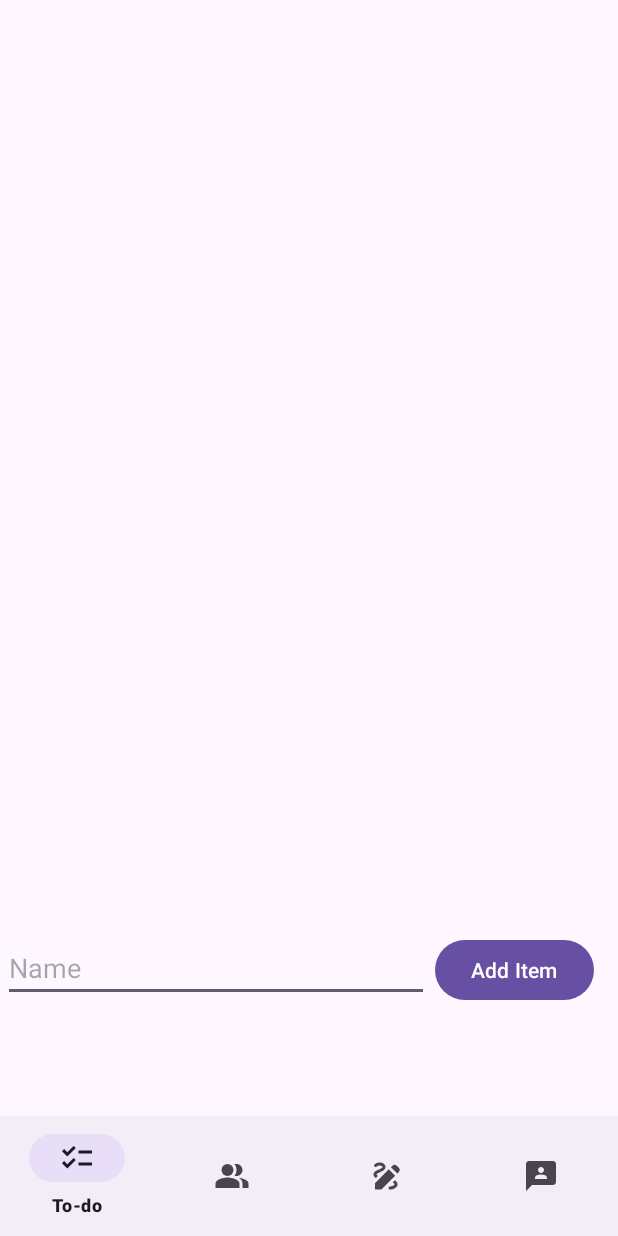
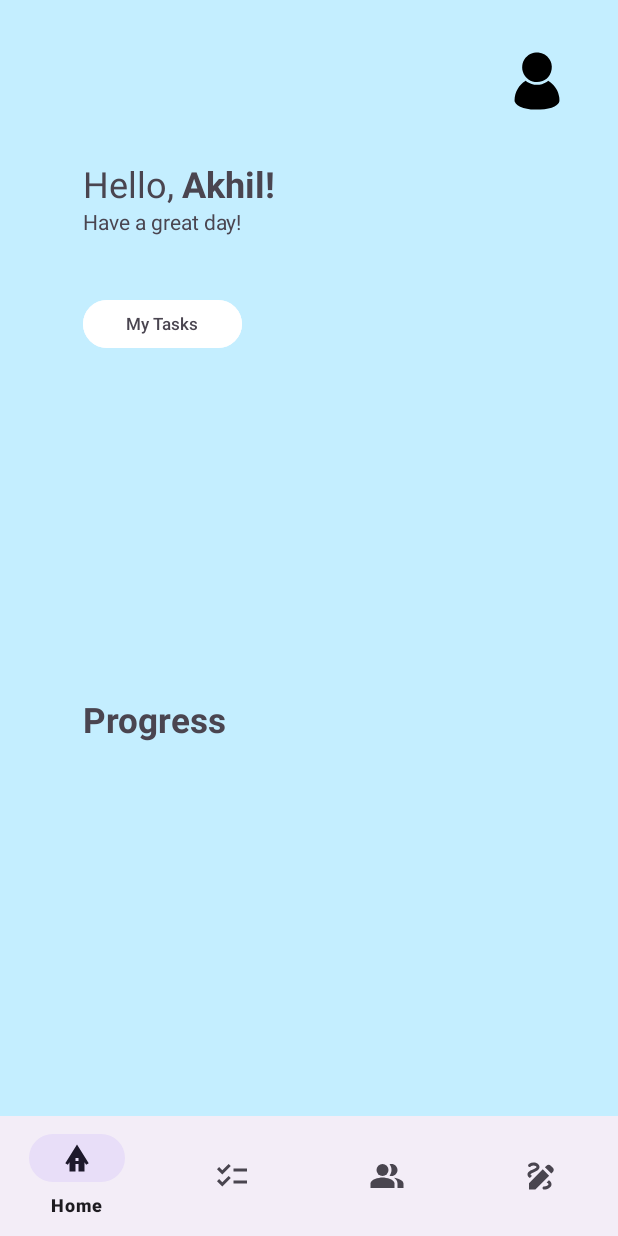
Before and after one commit to akkified/StudentSparks, an Android app: the screen it shows after launch (MainActivity), on a phone screen of 412 x 824 dp. Run offline under Robolectric (Android 15) with nearby library versions, the phone set to English and light mode, and no system bars.

Commit message:
home page

```diff
--- a/app/build.gradle.kts
+++ b/app/build.gradle.kts
@@ -35,7 +35,13 @@ android {
 dependencies {
 
     implementation("androidx.appcompat:appcompat:1.6.1")
+    implementation("androidx.credentials:credentials:1.3.0-alpha01")
+
+    // optional - needed for credentials support from play services, for devices running
+    // Android 13 and below.
+    implementation("androidx.credentials:credentials-play-services-auth:1.3.0-alpha01")
     implementation(platform("com.google.firebase:firebase-bom:32.7.1"))
+    implementation("com.google.android.libraries.identity.googleid:googleid:<latest version>")
     implementation("com.google.firebase:firebase-analytics")
     implementation("com.google.android.material:material:1.11.0")
     implementation("androidx.constraintlayout:constraintlayout:2.1.4")
@@ -43,4 +49,5 @@ dependencies {
     testImplementation("junit:junit:4.13.2")
     androidTestImplementation("androidx.test.ext:junit:1.1.5")
     androidTestImplementation("androidx.test.espresso:espresso-core:3.5.1")
+
 }
--- /dev/null
+++ b/app/src/main/java/com/coding/studentsparks/HomeFragment.java
@@ -0,0 +1,29 @@
+package com.coding.studentsparks;
+
+import android.os.Bundle;
+
+import androidx.credentials.CredentialManager;
+import androidx.fragment.app.Fragment;
+import android.view.LayoutInflater;
+import android.view.View;
+import android.view.ViewGroup;
+import android.content.Context;
+
+public class HomeFragment extends Fragment {
+
+
+
+    @Override
+    public void onCreate(Bundle savedInstanceState) {
+        super.onCreate(savedInstanceState);
+
+    }
+
+    @Override
+    public View onCreateView(LayoutInflater inflater, ViewGroup container,
+                             Bundle savedInstanceState) {
+        Context context = requireContext();
+        CredentialManager credentialManager = CredentialManager.create(context);
+        return inflater.inflate(R.layout.fragment_home, container, false);
+    }
+}
--- a/app/src/main/java/com/coding/studentsparks/MainActivity.java
+++ b/app/src/main/java/com/coding/studentsparks/MainActivity.java
@@ -2,6 +2,7 @@ package com.coding.studentsparks;
 
 import androidx.annotation.NonNull;
 import androidx.appcompat.app.AppCompatActivity;
+import androidx.credentials.CredentialManager;
 
 import android.os.Bundle;
 import android.view.MenuItem;
@@ -12,12 +13,13 @@ import com.google.android.material.bottomnavigation.BottomNavigationView;
 import com.google.android.material.navigation.NavigationBarView;
 
 public class MainActivity extends AppCompatActivity {
-
     BottomNavigationView bottomNavigationView;
 
     TodoFragment todoFragment = new TodoFragment();
     TeachersFragment teachersFragment = new TeachersFragment();
     DrawingFragment drawingFragment = new DrawingFragment();
+
+    HomeFragment homeFragment = new HomeFragment();
 
 
 
@@ -28,9 +30,10 @@ public class MainActivity extends AppCompatActivity {
         super.onCreate(savedInstanceState);
         setContentView(R.layout.activity_main);
 
+
         bottomNavigationView = findViewById(R.id.bottom_navigation);
 
-        getSupportFragmentManager().beginTransaction().replace(R.id.container, todoFragment).commit();
+        getSupportFragmentManager().beginTransaction().replace(R.id.container, homeFragment).commit();
 
         bottomNavigationView.setOnItemSelectedListener(new NavigationBarView.OnItemSelectedListener() {
             @Override
@@ -45,7 +48,11 @@ public class MainActivity extends AppCompatActivity {
                 } else if (id == R.id.drawing) {
                     getSupportFragmentManager().beginTransaction().replace(R.id.container, drawingFragment).commit();
                     return true;
+                } else if (id == R.id.home) {
+                    getSupportFragmentManager().beginTransaction().replace(R.id.container, homeFragment).commit();
+                    return true;
                 }
+
 
 
 
--- /dev/null
+++ b/app/src/main/res/drawable/baseline_bungalow_24.xml
@@ -0,0 +1,5 @@
+<vector android:height="24dp" android:tint="#000000"
+    android:viewportHeight="24" android:viewportWidth="24"
+    android:width="24dp" xmlns:android="http://schemas.android.com/apk/res/android">
+    <path android:fillColor="@android:color/white" android:pathData="M12,3L4.2,15.5l1.7,1.06L7,14.8V21h4v-5h2v5h4v-6.21l1.1,1.77l1.7,-1.06L12,3zM13,14h-2v-2h2V14z"/>
+</vector>
--- /dev/null
+++ b/app/src/main/res/drawable/vecteezy_profile_icon_design_vector_5544718.xml
@@ -0,0 +1,7 @@
+<vector android:height="48dp" android:viewportHeight="1920"
+    android:viewportWidth="1920" android:width="48dp" xmlns:android="http://schemas.android.com/apk/res/android">
+    <path android:fillColor="#000000"
+        android:pathData="M931,197.7c-38.9,3.8 -68.7,9.8 -98,19.8 -142.2,48.6 -244.2,172 -264.9,320.6 -11.1,79.3 2.3,159.8 38.6,232.3 28.7,57.4 73.2,108.8 126.7,146.3 108.3,76.1 249.4,92.5 373.1,43.3 79.2,-31.5 147.3,-89.1 191.6,-162.2 55.2,-91 71.4,-199.3 45.4,-302.9 -10.3,-40.9 -28.3,-82.2 -51.2,-117.4 -66.6,-102.3 -174,-167.4 -295.1,-179 -13.9,-1.3 -55.8,-1.9 -66.2,-0.8z" android:strokeColor="#00000000"/>
+    <path android:fillColor="#000000"
+        android:pathData="M649.4,963.3c-85,52 -154.4,122.3 -205.1,207.7 -52.8,89 -81.9,192.9 -82.6,295 -0.2,25.6 0.8,33.9 5.8,49.5 22.1,68.4 101.6,124.3 230.5,162 77.8,22.8 169.1,37.2 276,43.7 29,1.8 143,1.8 172,-0 160,-9.7 289.7,-38.2 381.4,-83.9 76,-37.8 119,-83.9 129.4,-138.8 3.5,-18.4 1.4,-70.7 -4.4,-110 -22.8,-154.8 -104.1,-293.1 -228.4,-388.7 -14.2,-10.9 -41.7,-29.6 -56.2,-38.2l-9.8,-5.8 -4.7,3.9c-43.6,35.9 -104.5,67.6 -161.1,83.9 -91.6,26.3 -186.4,25.1 -276.7,-3.6 -26,-8.3 -64.2,-25.2 -89,-39.4 -13.8,-8 -41.9,-26.9 -54.3,-36.5 -5.7,-4.5 -10.4,-8.1 -10.5,-8.1 -0.2,-0 -5.7,3.3 -12.3,7.3z" android:strokeColor="#00000000"/>
+</vector>
--- /dev/null
+++ b/app/src/main/res/layout/fragment_home.xml
@@ -0,0 +1,85 @@
+<?xml version="1.0" encoding="utf-8"?>
+<androidx.constraintlayout.widget.ConstraintLayout xmlns:android="http://schemas.android.com/apk/res/android"
+    xmlns:app="http://schemas.android.com/apk/res-auto"
+    xmlns:tools="http://schemas.android.com/tools"
+    android:layout_width="match_parent"
+    android:layout_height="match_parent"
+    android:background="#C4EEFF"
+    tools:context=".HomeFragment">
+
+    <TextView
+        android:id="@+id/name_tv"
+        android:layout_width="wrap_content"
+        android:layout_height="wrap_content"
+        android:layout_marginStart="55dp"
+        android:layout_marginTop="464dp"
+        android:text="Progress"
+        android:textColor="#4a4550"
+        android:textSize="23sp"
+        android:textStyle="bold"
+        app:layout_constraintStart_toStartOf="parent"
+        app:layout_constraintTop_toTopOf="parent" />
+
+    <Button
+        android:id="@+id/my_tasks"
+        android:layout_width="106dp"
+        android:layout_height="40dp"
+        android:layout_marginStart="55dp"
+        android:layout_marginTop="196dp"
+        android:backgroundTint="#FFFFFF"
+        android:text="My Tasks"
+        android:textColor="#4a4550"
+        android:textSize="11sp"
+        app:layout_constraintStart_toStartOf="parent"
+        app:layout_constraintTop_toTopOf="parent" />
+
+    <TextView
+        android:id="@+id/name_tv"
+        android:layout_width="wrap_content"
+        android:layout_height="wrap_content"
+        android:layout_marginStart="55dp"
+        android:layout_marginTop="106dp"
+        android:text="Hello, "
+        android:textColor="#4A4550"
+        android:textSize="24sp"
+        app:layout_constraintStart_toStartOf="parent"
+        app:layout_constraintTop_toTopOf="parent" />
+
+    <TextView
+        android:id="@+id/compliment_tv"
+        android:layout_width="wrap_content"
+        android:layout_height="wrap_content"
+        android:layout_marginStart="55dp"
+        android:layout_marginTop="138dp"
+        android:text="Have a great day!"
+        android:textColor="#4a4550"
+        app:layout_constraintStart_toStartOf="parent"
+        app:layout_constraintTop_toTopOf="parent" />
+
+    <TextView
+        android:id="@+id/name_tv"
+        android:layout_width="wrap_content"
+        android:layout_height="wrap_content"
+        android:layout_marginStart="121dp"
+        android:layout_marginTop="106dp"
+        android:text="Akhil!"
+        android:textColor="#4a4550"
+        android:textSize="24sp"
+        android:textStyle="bold"
+        app:layout_constraintStart_toStartOf="parent"
+        app:layout_constraintTop_toTopOf="parent" />
+
+    <ImageButton
+        android:id="@+id/pfp"
+        android:layout_width="48dp"
+        android:layout_height="48dp"
+        android:layout_marginTop="30dp"
+        android:layout_marginEnd="30dp"
+        android:backgroundTint="#00FFFFFF"
+        android:src="@drawable/vecteezy_profile_icon_design_vector_5544718"
+        app:layout_constraintEnd_toEndOf="parent"
+        app:layout_constraintTop_toTopOf="parent" />
+
+
+
+</androidx.constraintlayout.widget.ConstraintLayout>
--- a/app/src/main/res/menu/bottom_nav_menu.xml
+++ b/app/src/main/res/menu/bottom_nav_menu.xml
@@ -1,6 +1,8 @@
 <?xml version="1.0" encoding="utf-8"?>
 <menu xmlns:android="http://schemas.android.com/apk/res/android">
-
+    <item android:id="@+id/home"
+        android:title="Home"
+        android:icon="@drawable/baseline_bungalow_24"/>
     <item android:id="@+id/todo"
         android:title="To-do"
         android:icon="@drawable/baseline_checklist_24"/>
@@ -10,8 +12,4 @@
     <item android:id="@+id/drawing"
         android:title="Notes"
         android:icon="@drawable/baseline_draw_24"/>
-    <item android:id="@+id/chatbot"
-        android:title="Chatbot"
-        android:icon="@drawable/baseline_3p_24"/>
-
 </menu>
```
Also changed, not shown: 1 other file.
